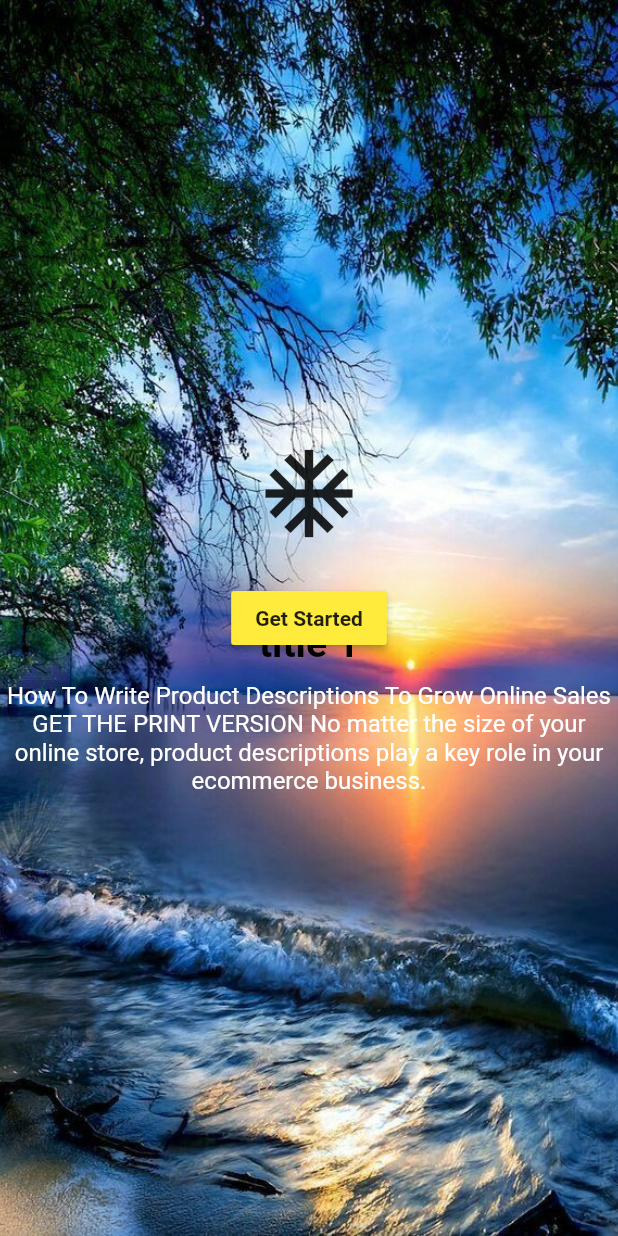
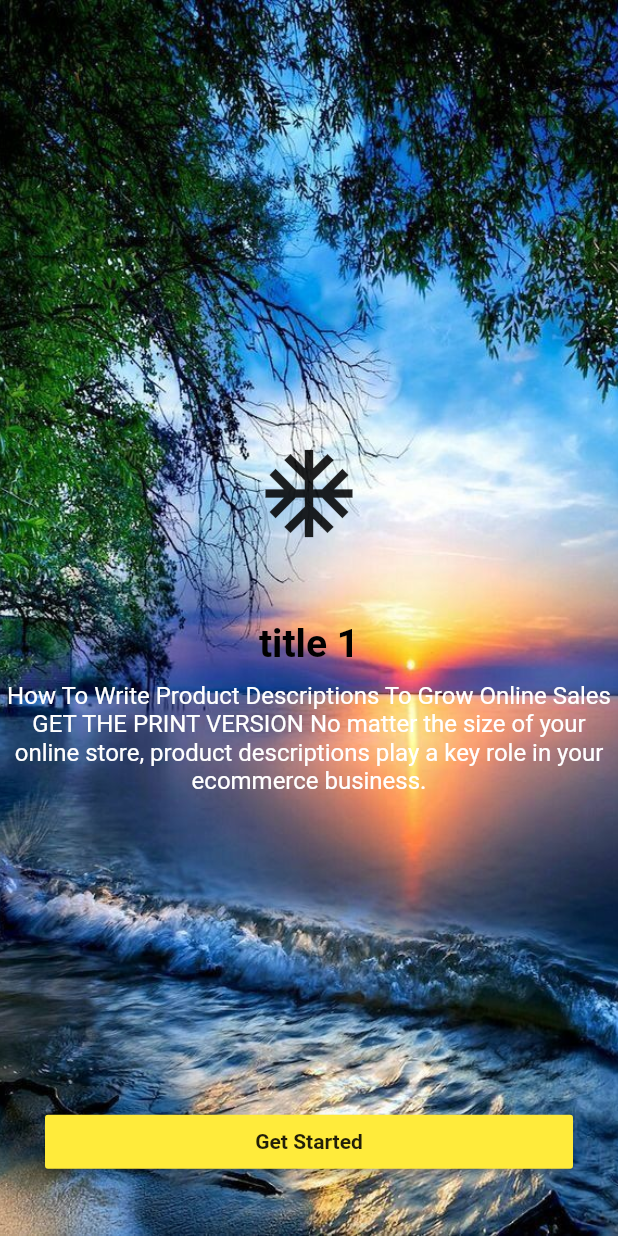
Before and after one commit to HowkMii/flutter-ui, a Flutter app: the screen it shows after launch, on a phone screen of 412 x 824 dp. Run offline on Flutter 3.47's test engine with Material 2 defaults, Android fonts, the phone set to English and light mode, and no system bars; our stand-ins replace carousel_slider, splashscreen.

Commit message:
button edit

```diff
--- a/lib/view.dart
+++ b/lib/view.dart
@@ -70,12 +70,19 @@ class _PViewState extends State<PView> {
               )).toList(),
 
           ),
-          Center(
-            child: RaisedButton(
-                color: Colors.yellow,
-                child: Text("Get Started",style: TextStyle(fontSize: 14,fontWeight: FontWeight.bold),),
-                onPressed: (){},
-              ),
+          Align(
+            alignment: Alignment(0,0.9),
+
+            child: Container(
+              width: double.infinity,
+              margin: EdgeInsets.symmetric(horizontal: 30),
+              child: RaisedButton(
+                padding: EdgeInsets.all(7),
+                  color: Colors.yellow,
+                  child: Text("Get Started",style: TextStyle(fontSize: 14,fontWeight: FontWeight.bold),),
+                  onPressed: (){},
+                ),
+            ),
           )
           ],
         ),
```
